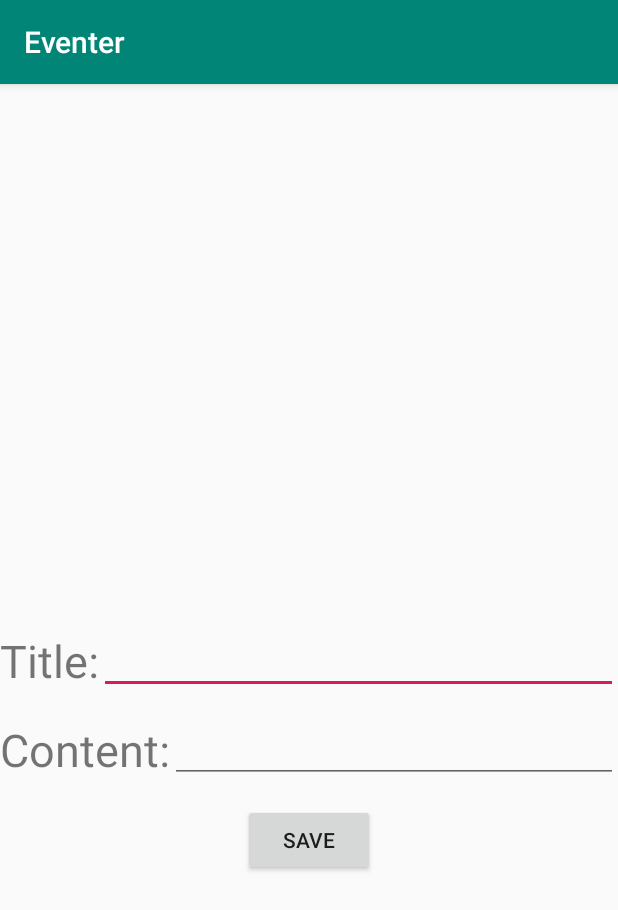
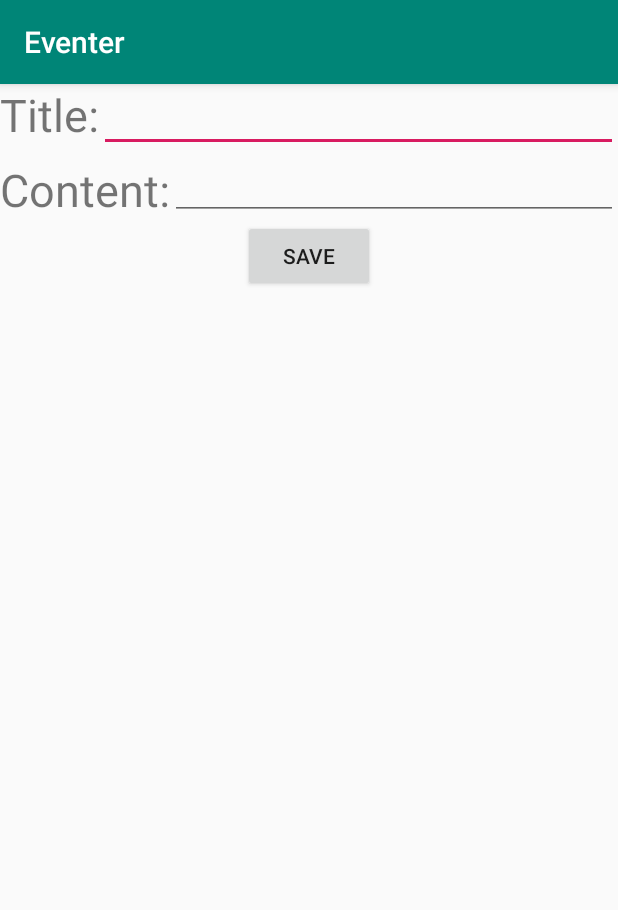
Before and after one commit to sver18ed/Eventer, an Android app: the EditEventActivity screen opened directly, with no data from a screen before it, on a phone screen of 412 x 824 dp. Shown: the top 910 px of the screen. Run offline under Robolectric (Android 15) with nearby library versions, the phone set to English and light mode, and no system bars.

Commit message:
updated event layouts

```diff
--- a/app/src/main/java/com/example/eventer/EditEventActivity.kt
+++ b/app/src/main/java/com/example/eventer/EditEventActivity.kt
@@ -2,11 +2,37 @@ package com.example.eventer
 
 import androidx.appcompat.app.AppCompatActivity
 import android.os.Bundle
+import android.widget.Button
+import android.widget.EditText
+import com.example.eventer.models.eventsRepository
 
 class EditEventActivity : AppCompatActivity() {
 
     override fun onCreate(savedInstanceState: Bundle?) {
         super.onCreate(savedInstanceState)
         setContentView(R.layout.activity_edit_event)
+
+        val event = eventsRepository.getEventById(intent.getIntExtra("id", 0))
+
+        val titleEditText = findViewById<EditText>(R.id.title_edit_text)
+        val contentEditText = findViewById<EditText>(R.id.content_edit_text)
+
+        titleEditText.setText(event?.title)
+        contentEditText.setText(event?.content)
+
+        val saveButton = findViewById<Button>(R.id.save_button)
+        saveButton.setOnClickListener {
+
+            val title = this.findViewById<EditText>(
+                R.id.title_edit_text
+            ).editableText.toString()
+
+            val content = this.findViewById<EditText>(
+                R.id.content_edit_text
+            ).editableText.toString()
+
+            eventsRepository.updateEventById(event!!.id, title, content)
+            this.finish()
+        }
     }
 }
--- a/app/src/main/res/layout/activity_edit_event.xml
+++ b/app/src/main/res/layout/activity_edit_event.xml
@@ -7,70 +7,48 @@
     tools:context=".EditEventActivity">
 
     <TextView
-        android:id="@+id/titleText"
+        android:id="@+id/title_text"
         android:layout_width="wrap_content"
         android:layout_height="wrap_content"
         android:text="@string/title"
         android:textSize="30sp"
         app:layout_constraintStart_toStartOf="parent"
-        app:layout_constraintTop_toTopOf="parent"
-        app:layout_constraintBottom_toBottomOf="parent"/>
+        app:layout_constraintTop_toTopOf="parent"/>
 
     <TextView
-        android:id="@+id/editTitleTextWatcher"
-        android:layout_width="wrap_content"
-        android:layout_height="wrap_content"
-        android:textSize="10sp"
-        app:layout_constraintStart_toStartOf="parent"
-        app:layout_constraintEnd_toEndOf="parent"
-        app:layout_constraintTop_toBottomOf="@id/editTitleText"/>
-
-    <TextView
-        android:id="@+id/contentText"
+        android:id="@+id/content_text"
         android:layout_width="wrap_content"
         android:layout_height="wrap_content"
         android:text="@string/content"
         android:textSize="30sp"
         app:layout_constraintStart_toStartOf="parent"
-        app:layout_constraintTop_toBottomOf="@+id/editTitleTextWatcher"
-        app:layout_constraintBottom_toBottomOf="@id/editContentText"/>
-
-    <TextView
-        android:id="@+id/editContentTextWatcher"
-        android:layout_width="wrap_content"
-        android:layout_height="wrap_content"
-        android:textSize="10sp"
-        app:layout_constraintStart_toStartOf="parent"
-        app:layout_constraintEnd_toEndOf="parent"
-        app:layout_constraintTop_toBottomOf="@id/editContentText"/>
+        app:layout_constraintBottom_toBottomOf="@id/content_edit_text"/>
 
     <EditText
-        android:id="@+id/editTitleText"
+        android:id="@+id/title_edit_text"
         android:layout_width="0dp"
         android:layout_height="wrap_content"
         android:inputType="textPersonName"
         app:layout_constraintEnd_toEndOf="parent"
-        app:layout_constraintStart_toEndOf="@+id/titleText"
-        app:layout_constraintTop_toTopOf="parent"
-        app:layout_constraintBottom_toBottomOf="parent"/>
+        app:layout_constraintStart_toEndOf="@+id/title_text"
+        app:layout_constraintTop_toTopOf="parent" />
 
     <EditText
-        android:id="@+id/editContentText"
+        android:id="@+id/content_edit_text"
         android:layout_width="0dp"
         android:layout_height="wrap_content"
         android:inputType="textPersonName"
         app:layout_constraintEnd_toEndOf="parent"
-        app:layout_constraintStart_toEndOf="@+id/contentText"
-        app:layout_constraintTop_toBottomOf="@+id/editTitleTextWatcher"
-        android:autofillHints="" />
+        app:layout_constraintStart_toEndOf="@+id/content_text"
+        app:layout_constraintTop_toBottomOf="@+id/title_edit_text" />
 
     <Button
-        android:id="@+id/save"
+        android:id="@+id/save_button"
         android:layout_width="wrap_content"
         android:layout_height="wrap_content"
         android:text="@string/save"
         app:layout_constraintLeft_toLeftOf="parent"
         app:layout_constraintRight_toRightOf="parent"
-        app:layout_constraintTop_toBottomOf="@id/editContentTextWatcher"/>
+        app:layout_constraintTop_toBottomOf="@id/content_edit_text"/>
 
 </androidx.constraintlayout.widget.ConstraintLayout>
--- a/app/src/main/res/layout/activity_main.xml
+++ b/app/src/main/res/layout/activity_main.xml
@@ -31,11 +31,11 @@
         android:id="@+id/main_listView"
         app:layout_constraintLeft_toLeftOf="parent"
         app:layout_constraintRight_toRightOf="parent"
-        app:layout_constraintBottom_toTopOf="@id/create"
+        app:layout_constraintBottom_toTopOf="@id/create_button"
         app:layout_constraintTop_toBottomOf="@id/upcoming_events" />
 
     <Button
-        android:id="@+id/create"
+        android:id="@+id/create_button"
         android:layout_width="wrap_content"
         android:layout_height="wrap_content"
         android:text="@string/create"
```
Also changed, not shown: app/src/main/java/com/example/eventer/MainActivity.kt (+24 -1 lines), app/src/main/java/com/example/eventer/ViewEventActivity.kt (+24 -0 lines), app/src/main/java/com/example/eventer/models/EventsRepository.kt (+16 -0 lines), app/src/main/res/layout/activity_view_event.xml (+4 -4 lines).
